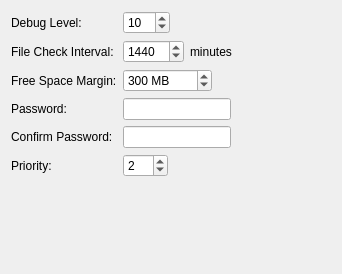
Old version of the form FileWaveGuiLib/ClientStatusMonitorFiles/Options.ui in the repository fw-dev/translations.
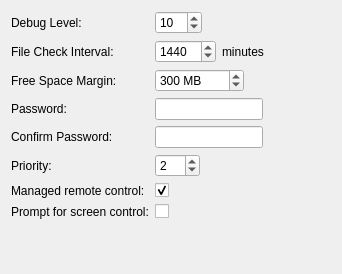
New version of the form.

```diff
--- a/FileWaveGuiLib/ClientStatusMonitorFiles/Options.ui
+++ b/FileWaveGuiLib/ClientStatusMonitorFiles/Options.ui
@@ -139,6 +139,46 @@
      </property>
     </widget>
    </item>
+   <item row="7" column="1">
+    <widget class="QCheckBox" name="vncPromptClient">
+     <property name="toolTip">
+      <string>Prompt client when administrator requests control of screen.</string>
+     </property>
+     <property name="layoutDirection">
+      <enum>Qt::RightToLeft</enum>
+     </property>
+     <property name="text">
+      <string/>
+     </property>
+     <property name="tristate">
+      <bool>false</bool>
+     </property>
+    </widget>
+   </item>
+   <item row="7" column="0">
+    <widget class="QLabel" name="vncPromptClientLA">
+     <property name="text">
+      <string>Prompt for screen control:</string>
+     </property>
+    </widget>
+   </item>
+   <item row="6" column="0">
+    <widget class="QLabel" name="vncManagedLA">
+     <property name="text">
+      <string>Managed remote control:</string>
+     </property>
+    </widget>
+   </item>
+   <item row="6" column="1">
+    <widget class="QCheckBox" name="vncManaged">
+     <property name="text">
+      <string/>
+     </property>
+     <property name="checked">
+      <bool>true</bool>
+     </property>
+    </widget>
+   </item>
   </layout>
  </widget>
  <resources/>
```
Left out of the diff: 10 changed lines with no effect on the pictures.
